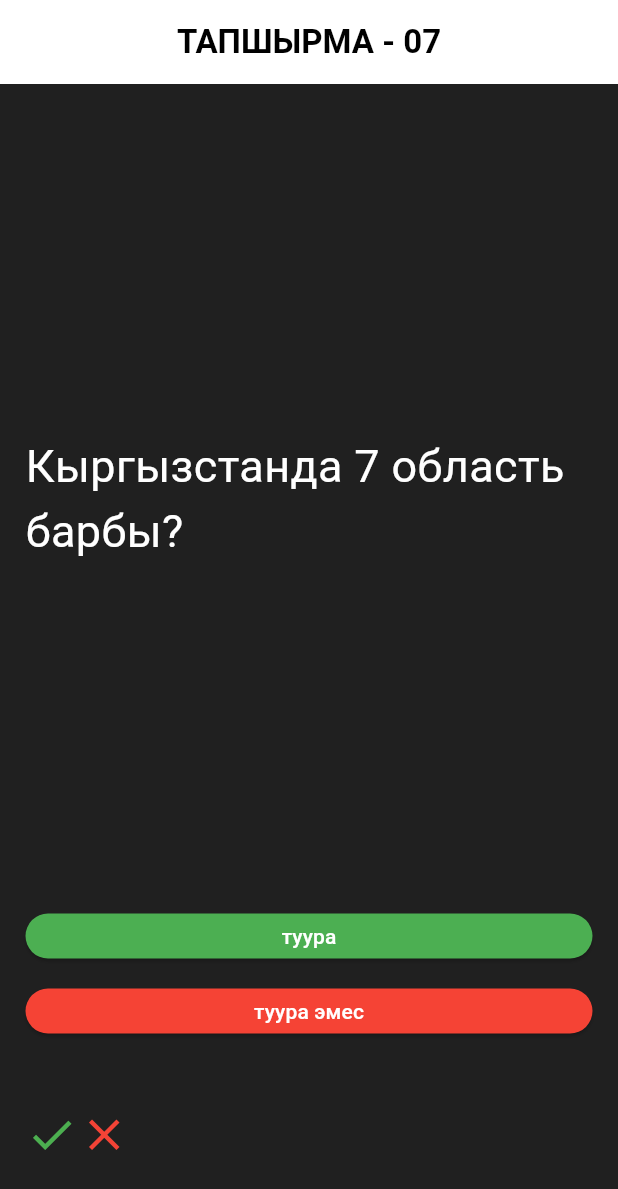
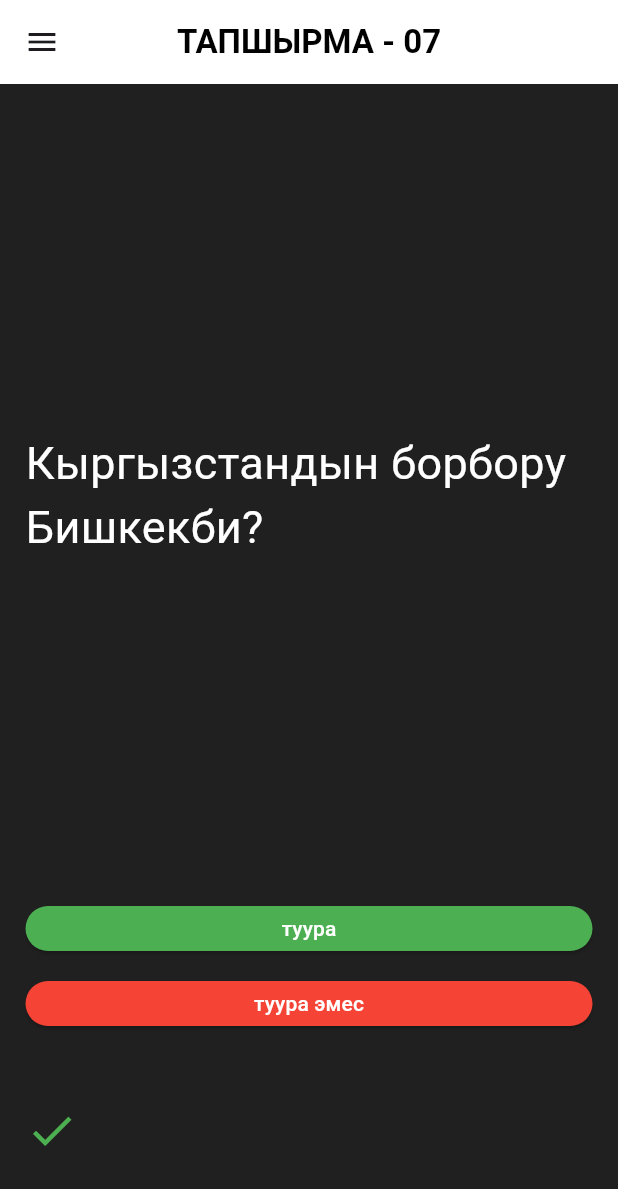
Before and after one commit to Nurkadyr03/quiz_app_ui, a Flutter app: the screen it shows after launch, after a tap on "туура", on a phone screen of 412 x 824 dp. Shown: the top 1189 px of the screen. Run offline on Flutter 3.47's test engine with Material 2 defaults, Android fonts, the light colour scheme and no system bars.

Commit message:
quiz_app

```diff
--- /dev/null
+++ b/lib/draver.dart
@@ -0,0 +1,52 @@
+import 'package:flutter/material.dart';
+
+class DriversPage extends StatelessWidget {
+  const DriversPage({super.key});
+
+  @override
+  Widget build(BuildContext context) {
+    return Drawer(
+      child: ListView(
+        children: [
+          DrawerHeader(
+            //decoration: BoxDecoration(color:Colors.black26),
+            child: UserAccountsDrawerHeader(
+              decoration: const BoxDecoration(color:Colors.black38),
+              accountName: const Text('Asanov Usen'),
+              accountEmail: const Text('Usen@gmail.com'),
+              currentAccountPicture: CircleAvatar(
+                backgroundColor: Colors.green,
+                child: Image.asset('assets/twitterr.png',),
+              ),
+              currentAccountPictureSize: const Size.square(48),
+            ),
+          ),
+          const ListTile(
+            title: Text('Question applications'),
+            subtitle: Text(
+              'There is 8 question',
+              style: TextStyle(color: Colors.green),
+            ),
+          ),
+          const AboutListTile(
+            icon: Icon(Icons.android),
+            child: Text('android app'),
+            applicationIcon: Icon(
+              Icons.account_balance_sharp,
+              color: Colors.green,
+            ),
+            applicationName: 'Quiz App',
+            applicationVersion: 'version app',
+          ),
+          ListTile(
+            leading:const Icon(Icons.arrow_back),
+            title: const Text('Exit'),
+            onTap:() {
+              Navigator.pop(context);
+            },
+          ),
+        ],
+      ),
+    );
+  }
+}
--- a/lib/home_page.dart
+++ b/lib/home_page.dart
@@ -1,13 +1,77 @@
 import 'package:flutter/material.dart';
+import 'package:qestion_app/model/quiz_model.dart';
 import 'package:qestion_app/quizButton.dart';
 import 'package:qestion_app/result_icon.dart';
 
-class HomePage extends StatelessWidget {
+
+import 'draver.dart';
+
+class HomePage extends StatefulWidget {
   const HomePage({super.key});
+
+  @override
+  State<HomePage> createState() => _HomePageState();
+}
+
+class _HomePageState extends State<HomePage> {
+  int index = 0;
+  List jooptor = <bool>[];
+  List tuura_Jooptor = <bool>[];
+  List tuura_emes_Jooptor = <bool>[];
+  void teksher(bool value) {
+    setState(() {});
+    if (quizzes[index].answer == value) {
+      jooptor.add(true);
+      tuura_Jooptor.add(true);
+    } else {
+      jooptor.add(false);
+      tuura_emes_Jooptor.add(true);
+    }
+
+    if (quizzes[index] == quizzes.last) {
+      index = 0;
+      showDialog(
+          context: context,
+          builder: (context) {
+            return Column(
+              mainAxisAlignment: MainAxisAlignment.end,
+              children: [
+                AlertDialog(
+                 backgroundColor: Colors.black26,
+                  title: const Text('Testtin jyiyntygy ',style:TextStyle(color:Colors.white)),
+                  content: Text(
+                      'Tuurasay: ${tuura_Jooptor.length}   Tuura emesi : ${tuura_emes_Jooptor.length}',style: const TextStyle(color:Colors.white),),
+                  icon: InkWell(
+                      onTap: () {
+                        Navigator.pop(context);
+                        if (tuura_Jooptor.length > 0) {
+                          tuura_Jooptor.clear();
+                          tuura_emes_Jooptor.clear();
+                        }
+                        ;
+                      },
+                      child: const Icon(
+                        Icons.arrow_back,
+                        color: Colors.blue,
+                        size: 30.0,
+                      )),
+                ),
+              ],
+            );
+          });
+      jooptor.clear();
+    } else {
+      index++;
+    }
+
+  }
 
   @override
   Widget build(BuildContext context) {
     return Scaffold(
+      drawer: const Drawer(
+        child: DriversPage(),
+      ),
       backgroundColor: const Color(0xff202020),
       appBar: AppBar(
         centerTitle: true,
@@ -25,34 +89,47 @@ class HomePage extends StatelessWidget {
         child: Column(
           mainAxisAlignment: MainAxisAlignment.center,
           children: [
-            Spacer(),
+            const Spacer(),
             Text(
-              'Кыргызстанда 7 область барбы?',
-              style: TextStyle(
+              quizzes[index].question,
+              style: const TextStyle(
                 color: Colors.white,
                 fontSize: 30,
               ),
             ),
-            Spacer(),
+            const Spacer(),
             QuizButton(
-              isTrue: true,
+              tuuraButtonbu: true,
+              baskanda: (maani) {
+                teksher(maani);
+              },
             ),
-            SizedBox(
+            const SizedBox(
               height: 20,
             ),
             QuizButton(
-              isTrue: false,
+              tuuraButtonbu: false,
+              baskanda: (maani) {
+                teksher(maani);
+              },
+            ),
+            const SizedBox(
+              height: 50,
             ),
             SizedBox(
-              height: 50,
+              height: 40,
+              child: ListView.builder(
+                scrollDirection: Axis.horizontal,
+                itemCount: jooptor.length,
+                itemBuilder: (BuildContext context, int i) {
+                  return jooptor[i]
+                      ? const ResultIcon(isTrue: true)
+                      : const ResultIcon(isTrue: false);
+                },
+              ),
             ),
-            Row(
-              children: [
-                ResultIcon(isTrue: true),
-                ResultIcon(isTrue: false),
-              ],
-            ),
-            SizedBox(
+
+            const SizedBox(
               height: 50,
             ),
           ],
--- /dev/null
+++ b/lib/model/quiz_model.dart
@@ -0,0 +1,29 @@
+class Quiz {
+  const Quiz(
+    this.question,
+    this.answer,
+  );
+
+  final String question;
+  final bool answer;
+}
+
+const q1 = Quiz('Кыргызстанда 7 область барбы?',true);
+const q2 = Quiz('Кыргызстандын борбору Бишкекби?', true);
+const q3 = Quiz('Эн кичине материк бул тундук Америкабы?', false);
+const q4 = Quiz('Ошко 3000 жыл болгонбу?', true);
+const q5 = Quiz('Крокодил бакка чыгы алабы?', false);
+const q6 = Quiz('Жер планетасы эн чонбу?', false);
+const q7 = Quiz('Flutter мобилдик тиркеме жасай алабы?', true);
+const q8 = Quiz('Бал бузулабы?', false);
+
+const quizzes = <Quiz>[
+  q1,
+  q2,
+  q3,
+  q4,
+  q5,
+  q6,
+  q7,
+  q8,
+];
--- a/lib/quizButton.dart
+++ b/lib/quizButton.dart
@@ -1,12 +1,15 @@
 import 'package:flutter/material.dart';
 
+// ignore: must_be_immutable
 class QuizButton extends StatelessWidget {
-  const QuizButton({
+  QuizButton({
     Key? key,
-    required this.isTrue,
+    required this.baskanda,
+    required this.tuuraButtonbu,
   }) : super(key: key);
 
-  final bool isTrue;
+  final bool tuuraButtonbu;
+  final void Function(bool) baskanda;
 
   @override
   Widget build(BuildContext context) {
@@ -14,11 +17,11 @@ class QuizButton extends StatelessWidget {
       width: double.infinity,
       height: 30,
       child: ElevatedButton(
-        onPressed: () {},
-        child: Text(isTrue ? 'туура' : 'туура эмес',
+        onPressed: () => baskanda(tuuraButtonbu),
+        child: Text(tuuraButtonbu ? 'туура' : 'туура эмес',
             style: const TextStyle(color: Colors.white)),
         style: ElevatedButton.styleFrom(
-          primary: isTrue ? Color(0xff4cAF52) : Color(0xffF54335),
+          backgroundColor: tuuraButtonbu ? const Color(0xff4cAF52) : const Color(0xffF54335),
         ),
       ),
     );
--- a/pubspec.yaml
+++ b/pubspec.yaml
@@ -59,8 +59,8 @@ flutter:
   uses-material-design: true
 
   # To add assets to your application, add an assets section, like this:
-  # assets:
-  #   - images/a_dot_burr.jpeg
+  assets:
+   - assets/
   #   - images/a_dot_ham.jpeg
 
   # An image asset can refer to one or more resolution-specific "variants", see
```
Also changed, not shown: assets/twitterr.png (added).
